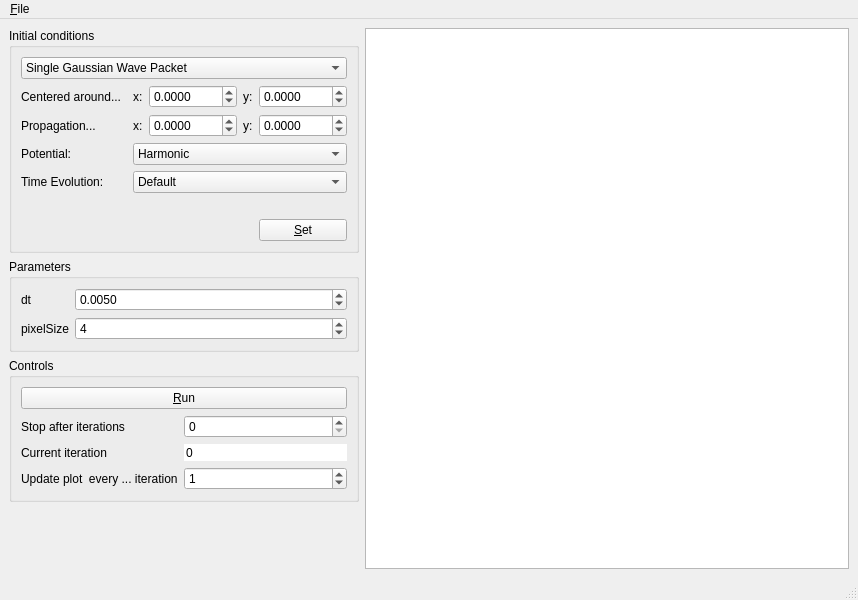
The window that quantum3body_simulation_window.ui (dev-zero/quantum3body) describes before a commit, drawn with Qt 5.
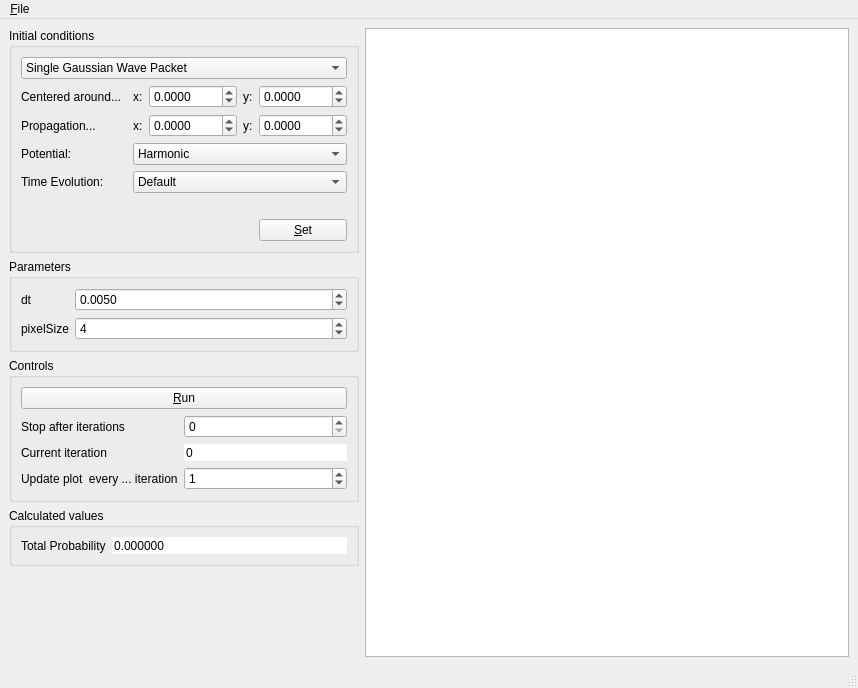
The same window after the commit.

Commit message: show total probability

```diff
--- a/quantum3body_simulation_window.ui
+++ b/quantum3body_simulation_window.ui
@@ -7,7 +7,7 @@
     <x>0</x>
     <y>0</y>
     <width>858</width>
-    <height>600</height>
+    <height>688</height>
    </rect>
   </property>
   <property name="windowTitle">
@@ -215,7 +215,7 @@
        </widget>
       </item>
       <item>
-       <widget class="QGroupBox" name="">
+       <widget class="QGroupBox" name="groupBox">
         <property name="title">
          <string>Parameters</string>
         </property>
@@ -264,7 +264,7 @@
        </widget>
       </item>
       <item>
-       <widget class="QGroupBox" name="">
+       <widget class="QGroupBox" name="groupBox">
         <property name="title">
          <string>Controls</string>
         </property>
@@ -348,6 +348,38 @@
         </layout>
        </widget>
       </item>
+      <item>
+       <widget class="QGroupBox" name="groupBox_2">
+        <property name="title">
+         <string>Calculated values</string>
+        </property>
+        <property name="flat">
+         <bool>true</bool>
+        </property>
+        <layout class="QFormLayout" name="formLayout_3">
+         <item row="0" column="0">
+          <widget class="QLabel" name="label_14">
+           <property name="text">
+            <string>Total Probability</string>
+           </property>
+          </widget>
+         </item>
+         <item row="0" column="1">
+          <widget class="QDoubleSpinBox" name="totalProbability">
+           <property name="frame">
+            <bool>false</bool>
+           </property>
+           <property name="buttonSymbols">
+            <enum>QAbstractSpinBox::NoButtons</enum>
+           </property>
+           <property name="decimals">
+            <number>6</number>
+           </property>
+          </widget>
+         </item>
+        </layout>
+       </widget>
+      </item>
       <item>
        <spacer name="verticalSpacer">
         <property name="orientation">
```
The commit also changes 1 other file.
